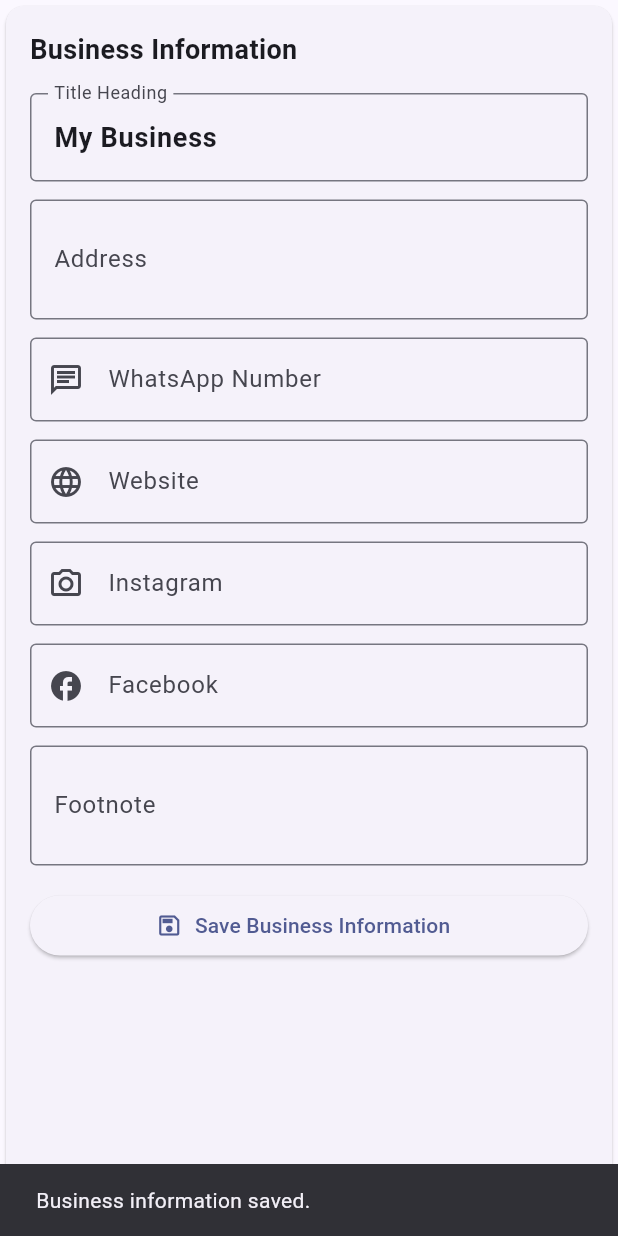
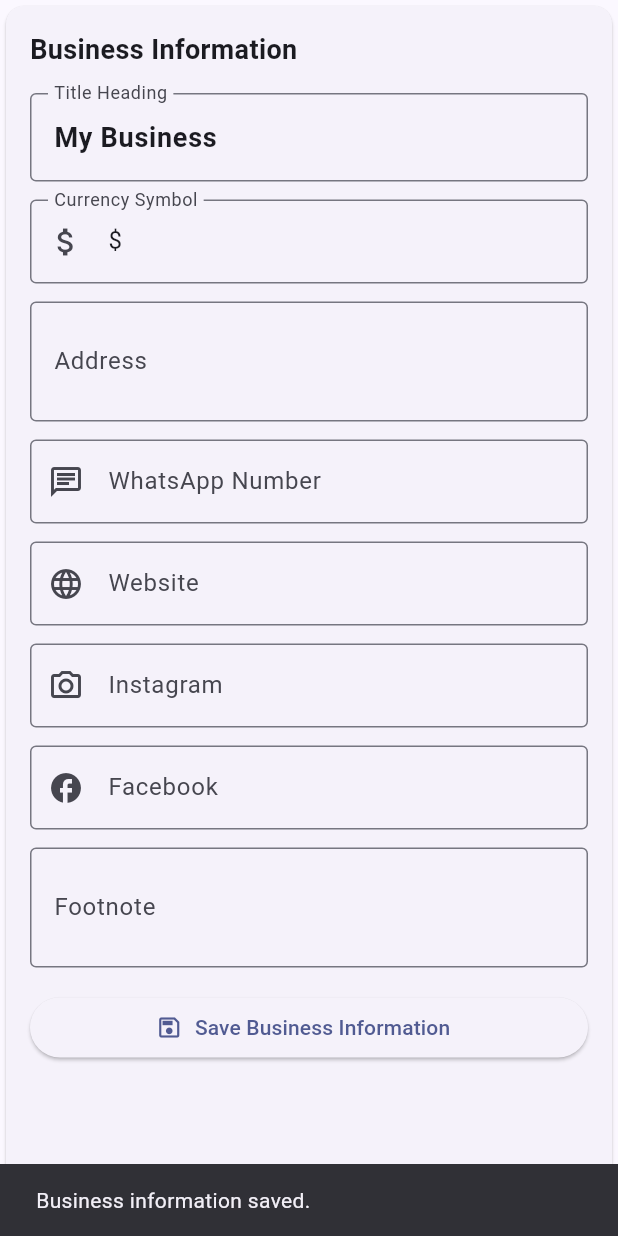
Before and after one commit to philefua/receipt-generator, a Flutter app: the _BusinessInfoForm widget shown alone on an empty page, opened directly, after a tap on "Save Business Information", on a phone screen of 412 x 824 dp. Run offline on Flutter 3.47's test engine with Material 3 defaults, Android fonts, the phone set to English and light mode, and no system bars; our stand-ins replace hive, hive_flutter, share_plus; missing offline and left inert: esc_pos_utils_plus, excel, print_bluetooth_thermal; accounts and stored records are empty; generated files the repository leaves out were written again.

Commit message:
Update backend_page.dart

```diff
--- a/lib/pages/backend_page.dart
+++ b/lib/pages/backend_page.dart
@@ -299,6 +299,7 @@ class _BusinessInfoFormState extends State<_BusinessInfoForm> {
   late TextEditingController _instagramController;
   late TextEditingController _facebookController;
   late TextEditingController _footnoteController;
+  late TextEditingController _currencyController;
   bool _initialized = false;
 
   @override
@@ -314,6 +315,8 @@ class _BusinessInfoFormState extends State<_BusinessInfoForm> {
           TextEditingController(text: settings.instagram);
       _facebookController = TextEditingController(text: settings.facebook);
       _footnoteController = TextEditingController(text: settings.footnote);
+      _currencyController =
+          TextEditingController(text: settings.currencySymbol);
       _initialized = true;
     }
   }
@@ -327,6 +330,7 @@ class _BusinessInfoFormState extends State<_BusinessInfoForm> {
     _instagramController.dispose();
     _facebookController.dispose();
     _footnoteController.dispose();
+    _currencyController.dispose();
     super.dispose();
   }
 
@@ -341,6 +345,7 @@ class _BusinessInfoFormState extends State<_BusinessInfoForm> {
       instagram: _instagramController.text.trim(),
       facebook: _facebookController.text.trim(),
       footnote: _footnoteController.text.trim(),
+      currencySymbol: _currencyController.text.trim(),
     );
     if (!mounted) return;
     ScaffoldMessenger.of(context).showSnackBar(
@@ -375,6 +380,19 @@ class _BusinessInfoFormState extends State<_BusinessInfoForm> {
                 ),
                 validator: (value) => (value == null || value.trim().isEmpty)
                     ? 'Title heading is required'
+                    : null,
+              ),
+              const SizedBox(height: 12),
+              TextFormField(
+                controller: _currencyController,
+                decoration: const InputDecoration(
+                  labelText: 'Currency Symbol',
+                  border: OutlineInputBorder(),
+                  prefixIcon: Icon(Icons.attach_money_outlined),
+                  hintText: 'e.g. ₦, \$, £, €',
+                ),
+                validator: (value) => (value == null || value.trim().isEmpty)
+                    ? 'Currency symbol is required'
                     : null,
               ),
               const SizedBox(height: 12),
```
